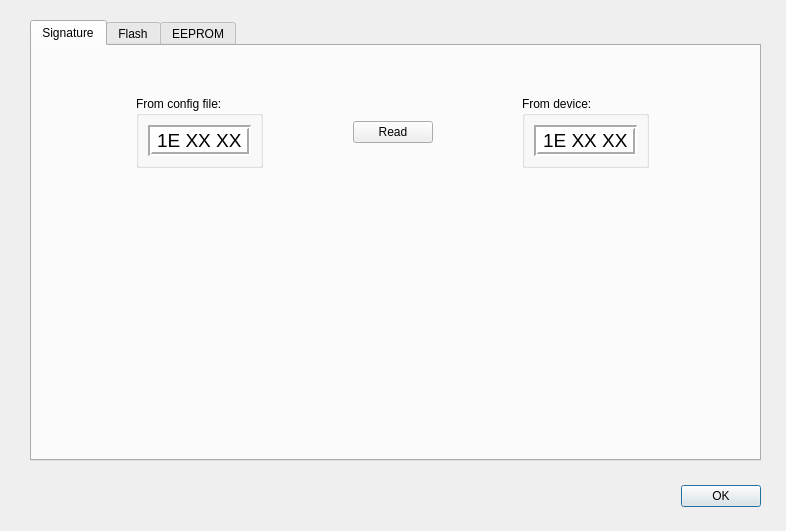
The window that src/python/memories.ui (avrdudes/avrdude) describes before a commit, drawn with Qt 5.
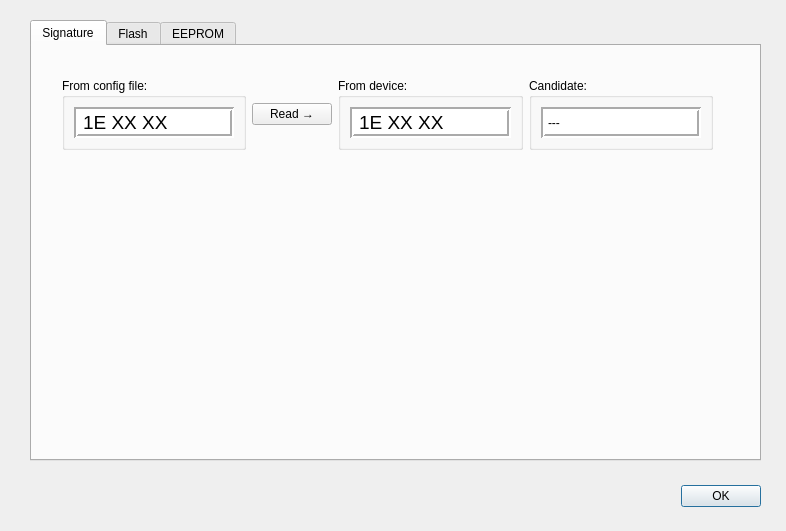
The same window after the commit.

Commit message: Add field with possible device after reading signature

```diff
--- a/src/python/memories.ui
+++ b/src/python/memories.ui
@@ -48,75 +48,16 @@
     <attribute name="title">
      <string>Signature</string>
     </attribute>
-    <widget class="QWidget" name="">
+    <widget class="QWidget" name="layoutWidget">
      <property name="geometry">
       <rect>
-       <x>20</x>
+       <x>30</x>
        <y>30</y>
-       <width>681</width>
-       <height>112</height>
+       <width>651</width>
+       <height>76</height>
       </rect>
      </property>
      <layout class="QGridLayout" name="gridLayout_3">
-      <item row="0" column="5">
-       <widget class="QGroupBox" name="groupBox_2">
-        <property name="title">
-         <string>From device:</string>
-        </property>
-        <layout class="QGridLayout" name="gridLayout_2">
-         <item row="0" column="0">
-          <widget class="QLabel" name="deviceSig">
-           <property name="font">
-            <font>
-             <pointsize>14</pointsize>
-            </font>
-           </property>
-           <property name="styleSheet">
-            <string notr="true">background-color: rgb(255, 255, 255);</string>
-           </property>
-           <property name="frameShape">
-            <enum>QFrame::Box</enum>
-           </property>
-           <property name="frameShadow">
-            <enum>QFrame::Sunken</enum>
-           </property>
-           <property name="lineWidth">
-            <number>2</number>
-           </property>
-           <property name="text">
-            <string>1E XX XX</string>
-           </property>
-          </widget>
-         </item>
-        </layout>
-       </widget>
-      </item>
-      <item row="0" column="2">
-       <spacer name="horizontalSpacer">
-        <property name="orientation">
-         <enum>Qt::Horizontal</enum>
-        </property>
-        <property name="sizeHint" stdset="0">
-         <size>
-          <width>40</width>
-          <height>20</height>
-         </size>
-        </property>
-       </spacer>
-      </item>
-      <item row="0" column="0">
-       <spacer name="horizontalSpacer_3">
-        <property name="orientation">
-         <enum>Qt::Horizontal</enum>
-        </property>
-        <property name="sizeHint" stdset="0">
-         <size>
-          <width>40</width>
-          <height>20</height>
-         </size>
-        </property>
-       </spacer>
-      </item>
       <item row="0" column="1">
        <widget class="QGroupBox" name="groupBox">
         <property name="title">
@@ -150,19 +91,6 @@
         </layout>
        </widget>
       </item>
-      <item row="0" column="4">
-       <spacer name="horizontalSpacer_2">
-        <property name="orientation">
-         <enum>Qt::Horizontal</enum>
-        </property>
-        <property name="sizeHint" stdset="0">
-         <size>
-          <width>40</width>
-          <height>20</height>
-         </size>
-        </property>
-       </spacer>
-      </item>
       <item row="0" column="3">
        <widget class="QPushButton" name="readSig">
         <property name="sizePolicy">
@@ -172,22 +100,76 @@
          </sizepolicy>
         </property>
         <property name="text">
-         <string>Read</string>
+         <string>Read →</string>
         </property>
        </widget>
       </item>
-      <item row="0" column="6">
-       <spacer name="horizontalSpacer_4">
-        <property name="orientation">
-         <enum>Qt::Horizontal</enum>
+      <item row="0" column="4">
+       <widget class="QGroupBox" name="groupBox_2">
+        <property name="title">
+         <string>From device:</string>
         </property>
-        <property name="sizeHint" stdset="0">
+        <layout class="QGridLayout" name="gridLayout_2">
+         <item row="0" column="0">
+          <widget class="QLabel" name="deviceSig">
+           <property name="font">
+            <font>
+             <pointsize>14</pointsize>
+            </font>
+           </property>
+           <property name="styleSheet">
+            <string notr="true">background-color: rgb(255, 255, 255);</string>
+           </property>
+           <property name="frameShape">
+            <enum>QFrame::Box</enum>
+           </property>
+           <property name="frameShadow">
+            <enum>QFrame::Sunken</enum>
+           </property>
+           <property name="lineWidth">
+            <number>2</number>
+           </property>
+           <property name="text">
+            <string>1E XX XX</string>
+           </property>
+          </widget>
+         </item>
+        </layout>
+       </widget>
+      </item>
+      <item row="0" column="5">
+       <widget class="QGroupBox" name="groupBox_3">
+        <property name="minimumSize">
          <size>
-          <width>40</width>
-          <height>20</height>
+          <width>160</width>
+          <height>0</height>
          </size>
         </property>
-       </spacer>
+        <property name="title">
+         <string>Candidate:</string>
+        </property>
+        <layout class="QHBoxLayout" name="horizontalLayout">
+         <item>
+          <widget class="QLabel" name="candidate">
+           <property name="styleSheet">
+            <string notr="true">background-color: rgb(255, 255, 255);</string>
+           </property>
+           <property name="frameShape">
+            <enum>QFrame::Box</enum>
+           </property>
+           <property name="frameShadow">
+            <enum>QFrame::Sunken</enum>
+           </property>
+           <property name="lineWidth">
+            <number>2</number>
+           </property>
+           <property name="text">
+            <string>---</string>
+           </property>
+          </widget>
+         </item>
+        </layout>
+       </widget>
       </item>
      </layout>
     </widget>
```
The commit also changes 1 other file.
